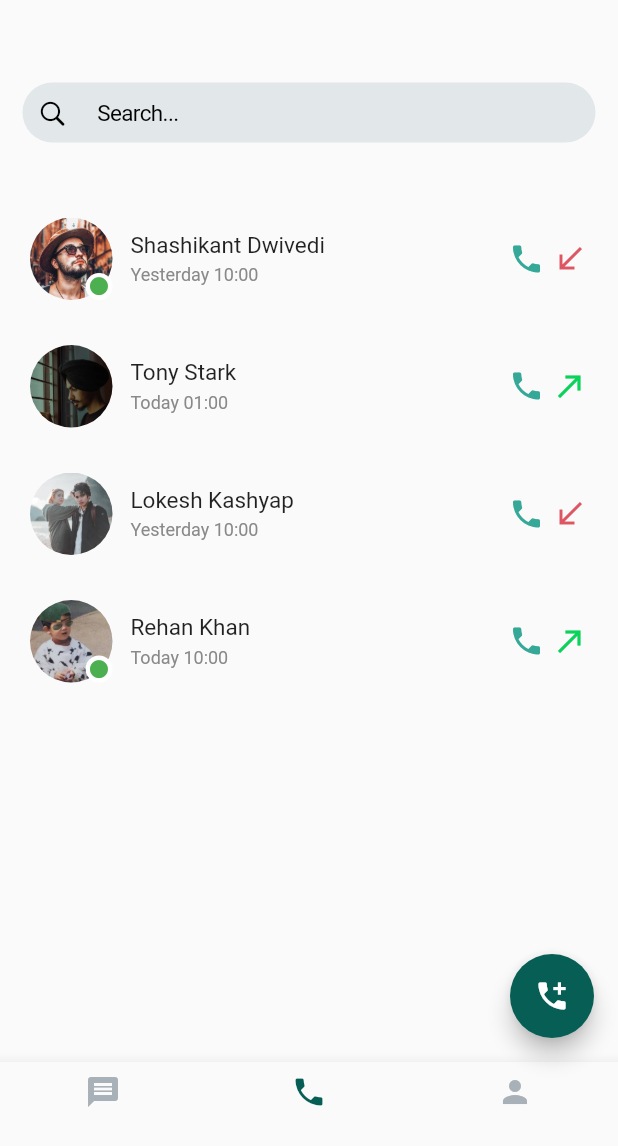
After one commit to baajur/Flutter-WhatsApp-UI-Redesign, a Flutter app: the screen it shows after launch, item 2 of the bottom bar chosen, on a phone screen of 412 x 824 dp, the part 90-1236 px from its top. The commit adds this screen. Run offline on Flutter 3.47's test engine with Material 2 defaults, Android fonts, the phone set to English and light mode, and no system bars; our stand-ins replace line_awesome_icons; project files that could hold a hidden picture were left out.

Commit message:
Complete home page that i includes chats pages, calls page, profile page

```diff
--- /dev/null
+++ b/lib/screens/HomePage/calls.dart
@@ -0,0 +1,55 @@
+import 'package:flutter/material.dart';
+import 'components/search_bar.dart';
+import 'components/top_bar.dart';
+import 'components/all_calls.dart';
+
+final allCalls = [
+  {
+    'name': 'Shashikant Dwivedi',
+    'image': 'assets/images/profile/profile1.webp',
+    'time': 'Yesterday 10:00',
+    'connection': 0,
+    'status': true
+  },
+  {
+    'name': 'Tony Stark',
+    'image': 'assets/images/profile/profile2.webp',
+    'time': 'Today 01:00',
+    'connection': 1,
+    'status': false
+  },
+  {
+    'name': 'Lokesh Kashyap',
+    'image': 'assets/images/profile/profile3.webp',
+    'time': 'Yesterday 10:00',
+    'connection': 0,
+    'status': false
+  },
+  {
+    'name': 'Rehan Khan',
+    'image': 'assets/images/profile/profile4.webp',
+    'time': 'Today 10:00',
+    'connection': 1,
+    'status': true
+  },
+];
+
+class Calls extends StatefulWidget {
+  @override
+  _Calls createState() => _Calls();
+}
+
+class _Calls extends State<Calls> {
+  @override
+  Widget build(BuildContext context) {
+    return SafeArea(
+        child: Container(
+            child: Column(children: [
+      WhatsAppHomeTopBar('WhatsApp',
+          icon: Icon(Icons.settings, color: Color(0xFF075E55), size: 15.0),
+          iconAction: '/settings'),
+      WhatsAppHomeSearchBar(),
+      WhatsAppHomeAllCalls(allCalls)
+    ])));
+  }
+}
--- /dev/null
+++ b/lib/screens/HomePage/components/all_calls.dart
@@ -0,0 +1,106 @@
+import 'package:flutter/cupertino.dart';
+import 'package:flutter/material.dart';
+
+class WhatsAppHomeAllCalls extends StatelessWidget {
+  WhatsAppHomeAllCalls(this.all_calls);
+
+  final all_calls;
+
+  Widget userStatus() {
+    return Positioned(
+        bottom: 0,
+        right: 0,
+        child: Container(
+            decoration: BoxDecoration(
+                borderRadius: BorderRadius.circular(9.0), color: Colors.white),
+            width: 18,
+            height: 18,
+            child: Container(
+                decoration:
+                    BoxDecoration(borderRadius: BorderRadius.circular(8.0)),
+                child: Icon(CupertinoIcons.circle_filled,
+                    size: 14, color: Colors.green))));
+  }
+
+  Widget userIcon(image, status) {
+    return Container(
+      width: 55,
+      height: 55,
+      margin: EdgeInsets.only(right: 10.0),
+      decoration: BoxDecoration(borderRadius: BorderRadius.circular(27.5)),
+      child: Stack(
+        children: [
+          Positioned(
+              child: Container(
+                  child: Center(
+                      child: ClipRRect(
+                          borderRadius: BorderRadius.circular(27.5),
+                          child: Image.asset(image))))),
+          status ? userStatus() : Container(child: null)
+        ],
+      ),
+    );
+  }
+
+  Widget call_list(user) {
+    return GestureDetector(
+        child: Container(
+      margin: EdgeInsets.symmetric(vertical: 10),
+      padding: EdgeInsets.all(5),
+      // decoration: BoxDecoration(border: Border.all()),
+      child: Row(
+        children: [
+          userIcon(user['image'], user['status']),
+          Expanded(
+              child: Column(
+            children: [
+              Container(
+                  margin: EdgeInsets.all(2),
+                  child: Align(
+                      alignment: Alignment.topLeft,
+                      child: Text(user['name'],
+                          textAlign: TextAlign.start,
+                          style: TextStyle(fontSize: 15)))),
+              Container(
+                  margin: EdgeInsets.all(2),
+                  child: Align(
+                      alignment: Alignment.topLeft,
+                      child: Text(user['time'],
+                          textAlign: TextAlign.start,
+                          style: TextStyle(
+                              fontSize: 12, color: Color(0xFF898989))))),
+            ],
+          )),
+          Expanded(
+              child: Container(
+            // padding: EdgeInsets.all(10),
+            // decoration: BoxDecoration(border: Border.all()),
+            child: Row(mainAxisAlignment: MainAxisAlignment.end, children: [
+              Container(
+                margin: EdgeInsets.all(5.0),
+                child: Icon(Icons.phone, color: Color(0xff35A897))),
+              user['connection'] != 0
+                  ? Icon(Icons.call_made, color: Color(0xff0AD35B))
+                  : Icon(Icons.call_received,
+                      color: Color(0xffDF5663))
+            ]),
+          ))
+        ],
+      ),
+    ));
+  }
+
+  @override
+  Widget build(BuildContext context) {
+    return Expanded(
+        child: Container(
+            padding: EdgeInsets.symmetric(horizontal: 15.0),
+            margin: EdgeInsets.symmetric(vertical: 10.0),
+            child: ListView.builder(
+                scrollDirection: Axis.vertical,
+                itemCount: all_calls.length,
+                itemBuilder: (BuildContext cntx, int index) {
+                  return call_list(all_calls[index]);
+                })));
+  }
+}
--- /dev/null
+++ b/lib/screens/HomePage/components/calls_floating_action_button.dart
@@ -0,0 +1,18 @@
+import 'package:flutter/material.dart';
+
+class CallsFloatingActionButtons extends StatefulWidget {
+  @override
+  _CallsFloatingActionButtons createState() => _CallsFloatingActionButtons();
+}
+
+class _CallsFloatingActionButtons extends State<CallsFloatingActionButtons> {
+  @override
+  Widget build(BuildContext context) {
+    return FloatingActionButton(
+        onPressed: () {
+          print('Add Calls');
+        },
+        backgroundColor: Color(0xff075E55),
+        child: Icon(Icons.add_call));
+  }
+}
--- a/lib/screens/HomePage/components/floating_action_buttons.dart
+++ b/lib/screens/HomePage/components/chats_floating_action_buttons.dart
@@ -1,12 +1,12 @@
 import 'package:flutter/material.dart';
 import 'package:line_awesome_icons/line_awesome_icons.dart';
 
-class FloatingActionButtons extends StatefulWidget {
+class ChatsFloatingActionButtons extends StatefulWidget {
   @override
-  _FloatingActionButtons createState() => _FloatingActionButtons();
+  _ChatsFloatingActionButtons createState() => _ChatsFloatingActionButtons();
 }
 
-class _FloatingActionButtons extends State<FloatingActionButtons> {
+class _ChatsFloatingActionButtons extends State<ChatsFloatingActionButtons> {
   bool chat_options = false;
   double options_width = 70.0;
 
--- a/lib/screens/HomePage/home_page.dart
+++ b/lib/screens/HomePage/home_page.dart
@@ -1,8 +1,9 @@
 import 'package:flutter/material.dart';
 import 'package:provider/provider.dart';
-import 'package:line_awesome_icons/line_awesome_icons.dart';
 import 'package:whatsapp_redesign_ios/initializer.dart';
-import 'components/floating_action_buttons.dart';
+import 'calls.dart';
+import 'components/chats_floating_action_buttons.dart';
+import 'components/calls_floating_action_button.dart';
 import 'chats.dart';
 import 'profile.dart';
 
@@ -17,8 +18,8 @@ class _HomePage extends State<HomePage> {
     final initializer = Provider.of<Initializer>(context);
     return Scaffold(
         floatingActionButton: initializer.homePageIndex == 0
-            ? FloatingActionButtons()
-            : (initializer.homePageIndex == 1 ? Container() : Container()),
+            ? ChatsFloatingActionButtons()
+            : (initializer.homePageIndex == 1 ? CallsFloatingActionButtons() : Container()),
         bottomNavigationBar: BottomNavigationBar(
             currentIndex: initializer.homePageIndex,
             onTap: (index) {
@@ -35,6 +36,6 @@ class _HomePage extends State<HomePage> {
             ]),
         body: initializer.homePageIndex == 0
             ? Chats()
-            : (initializer.homePageIndex == 1 ? Chats() : Profile()));
+            : (initializer.homePageIndex == 1 ? Calls() : Profile()));
   }
 }
--- a/lib/screens/HomePage/profile.dart
+++ b/lib/screens/HomePage/profile.dart
@@ -59,7 +59,7 @@ class Profile extends StatelessWidget {
                                       child: IconButton(
                                           color: Colors.green,
                                           onPressed: null,
-                                          icon: Icon(LineAwesomeIcons.camera,
+                                          icon: Icon(Icons.camera_alt,
                                               size: 22,
                                               color: Color(0xff35A897)))))
                             ],
@@ -83,7 +83,7 @@ class Profile extends StatelessWidget {
                             children: <Widget>[
                               Text('Name',
                                   style: TextStyle(color: Color(0xff808080))),
-                              Text('Shashikant',
+                              Text('Shashikant Dwivedi',
                                   style: TextStyle(
                                       color: Colors.black87, fontSize: 18)),
                             ],
--- a/lib/screens/profilePage/top_bar.dart
+++ /dev/null
@@ -1,30 +0,0 @@
-import 'package:flutter/cupertino.dart';
-import 'package:flutter/material.dart';
-import 'package:line_awesome_icons/line_awesome_icons.dart';
-
-class WhatsAppProfileTopBar extends StatelessWidget {
-  @override
-  Widget build(BuildContext context) {
-    return Container(
-        margin: EdgeInsets.symmetric(vertical: 10.0),
-        padding: EdgeInsets.all(20.0),
-        child: Row(
-          mainAxisAlignment: MainAxisAlignment.spaceBetween,
-          children: [
-            Text('Profile', style: TextStyle(fontSize: 18)),
-            Container(
-                width: 30.0,
-                height: 30.0,
-                decoration: BoxDecoration(
-                    color: Color(0xFFE2E7EA),
-                    borderRadius: BorderRadius.circular(50.0)),
-                child: IconButton(
-                    icon: Icon(LineAwesomeIcons.pencil,
-                        color: Color(0xFF075E55), size: 15.0),
-                    onPressed: () {
-                      // Navigator.pushNamed(context, '/settings');
-                    }))
-          ],
-        ));
-  }
-}
```
